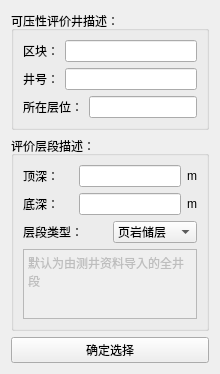
Above: UI/wellinfo.ui from miketian2020/fracturing before the change. Below: the same form after it.
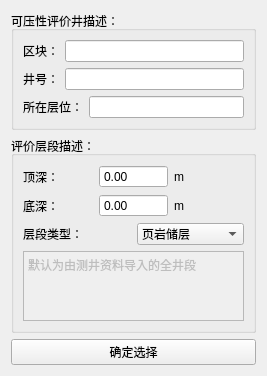
That is the form after the change.

The edit to the form file:
```diff
--- a/UI/wellinfo.ui
+++ b/UI/wellinfo.ui
@@ -6,8 +6,8 @@
    <rect>
     <x>0</x>
     <y>0</y>
-    <width>220</width>
-    <height>346</height>
+    <width>267</width>
+    <height>365</height>
    </rect>
   </property>
   <property name="windowTitle">
@@ -79,7 +79,11 @@
          </widget>
         </item>
         <item>
-         <widget class="QLineEdit" name="lineEdit_4"/>
+         <widget class="QDoubleSpinBox" name="sb_top">
+          <property name="buttonSymbols">
+           <enum>QAbstractSpinBox::NoButtons</enum>
+          </property>
+         </widget>
         </item>
         <item>
          <widget class="QLabel" name="label_5">
@@ -106,7 +110,11 @@
          </widget>
         </item>
         <item>
-         <widget class="QLineEdit" name="lineEdit_5"/>
+         <widget class="QDoubleSpinBox" name="sb_bottom">
+          <property name="buttonSymbols">
+           <enum>QAbstractSpinBox::NoButtons</enum>
+          </property>
+         </widget>
         </item>
         <item>
          <widget class="QLabel" name="label_6">
```
Left out of the diff: 10 changed lines with no effect on the pictures.
